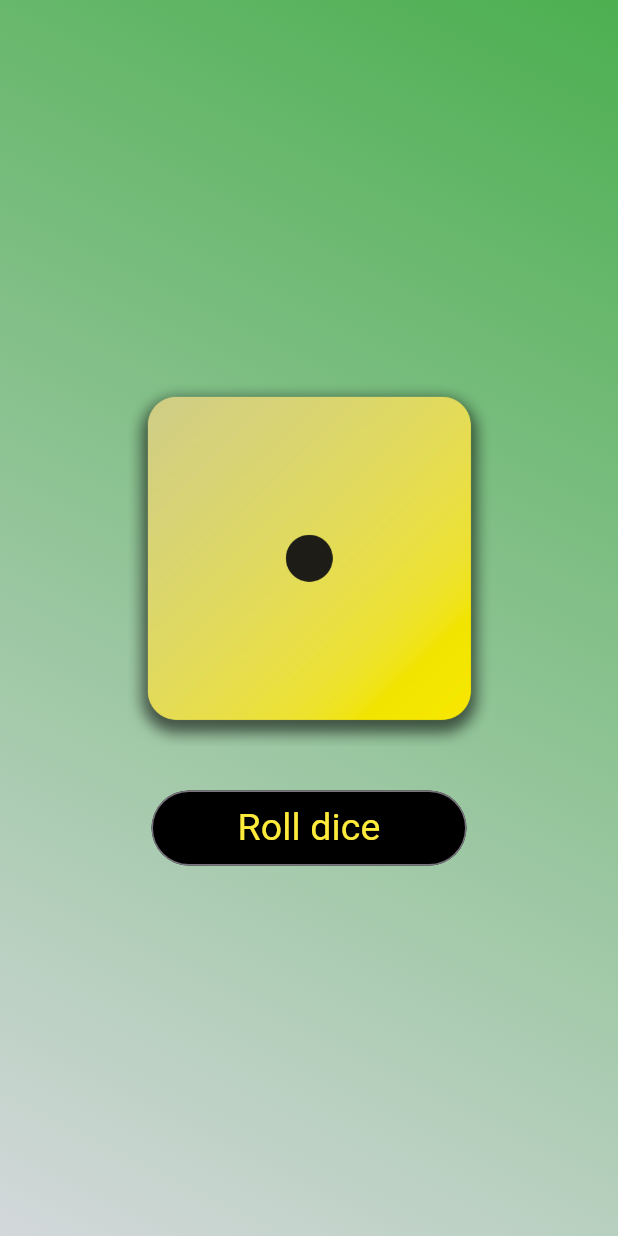
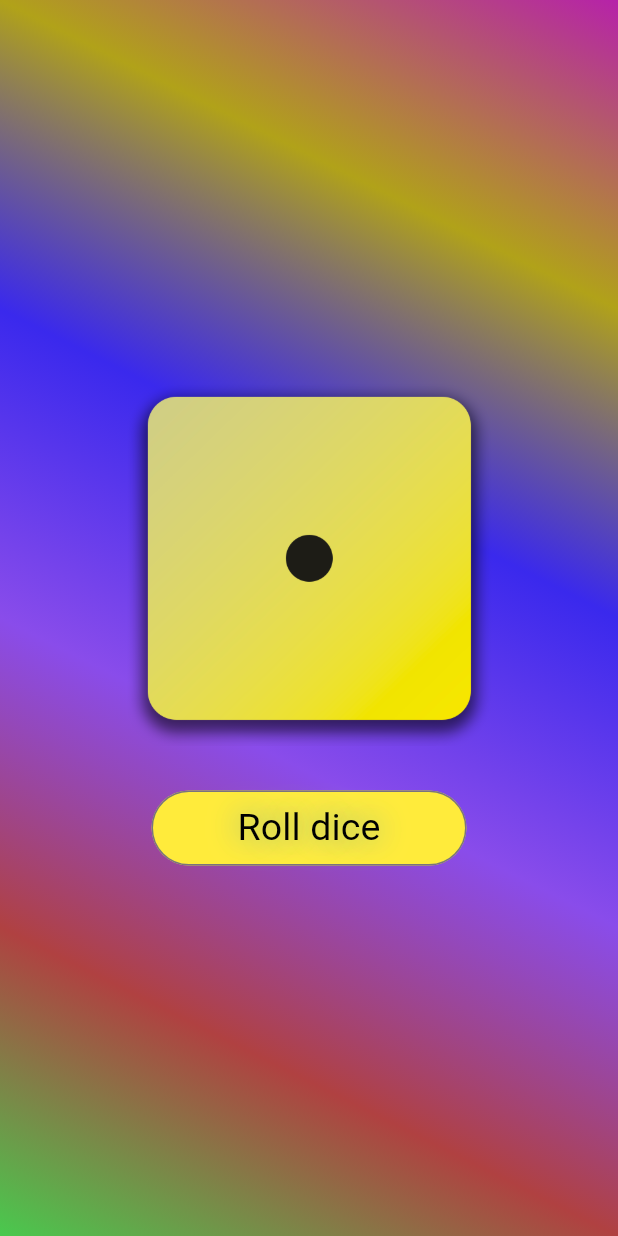
Before and after one commit to lukaszgrajczyk/rool_dice_app, a Flutter app: the screen it shows after launch, on a phone screen of 412 x 824 dp. Run offline on Flutter 3.47's test engine with Material 3 defaults, Android fonts, the light colour scheme and no system bars.

Commit message:
color button on tap change

```diff
--- a/lib/main_page.dart
+++ b/lib/main_page.dart
@@ -14,11 +14,13 @@ class MainPage extends StatefulWidget {
 
 class _MainPageState extends State<MainPage> {
   var activeImage = 1;
+  var buttonStyle = false;
 
   void rolldice() {
     setState(
       () {
-        activeImage = randomizer.nextInt(5) + 1;
+        activeImage = randomizer.nextInt(6) + 1;
+        buttonStyle = !buttonStyle;
       },
     );
   }
@@ -30,11 +32,22 @@ class _MainPageState extends State<MainPage> {
         child: Container(
           decoration: const BoxDecoration(
             gradient: LinearGradient(
-              begin: Alignment.bottomLeft,
-              end: Alignment.topRight,
+              begin: Alignment.topRight,
+              end: Alignment.bottomLeft,
+              //   0.01,
+              //   1.0,
+              //   0.00,
+              //   0.0,
+              //   0.01,
+              //   0.01,
+              // ],
               colors: [
-                Color.fromARGB(255, 211, 216, 219),
-                Colors.green,
+                Color.fromARGB(255, 182, 34, 169),
+                Color.fromARGB(255, 177, 162, 25),
+                Color.fromRGBO(26, 7, 234, 0.86),
+                Color.fromARGB(220, 119, 49, 231),
+                Color.fromARGB(255, 176, 65, 65),
+                Color.fromARGB(255, 73, 201, 78),
               ],
             ),
           ),
@@ -45,19 +58,23 @@ class _MainPageState extends State<MainPage> {
             mainAxisAlignment: MainAxisAlignment.center,
             children: [
               Image.asset(
-                  //assets/images/dice-6.png
-                  width: 250,
-                  'assets/images/dice-$activeImage.png'), //1,2,3,4
-              const SizedBox(height: 30),
+                width: 250,
+                'assets/images/dice-$activeImage.png',
+              ),
+              const SizedBox(
+                height: 30,
+              ),
               OutlinedButton(
                 style: OutlinedButton.styleFrom(
-                    fixedSize: const Size(210, 50),
-                    foregroundColor: Colors.yellow,
-                    backgroundColor: Colors.black),
+                  fixedSize: const Size(
+                    210,
+                    50,
+                  ),
+                  backgroundColor: buttonStyle ? Colors.black : Colors.yellow,
+                  foregroundColor: buttonStyle ? Colors.yellow : Colors.black,
+                ),
                 onPressed: rolldice,
                 child: const StyledText(),
-
-                //button class customization
               ),
             ],
           ),
--- a/lib/styled_text.dart
+++ b/lib/styled_text.dart
@@ -9,7 +9,14 @@ class StyledText extends StatelessWidget {
   Widget build(BuildContext context) {
     return const Text(
       'Roll dice',
-      style: TextStyle(fontSize: 25, fontWeight: FontWeight.normal),
+      style: TextStyle(
+        fontSize: 25,
+        fontWeight: FontWeight.normal,
+        shadows: <Shadow>[
+          Shadow(color: Color.fromARGB(255, 217, 217, 211), blurRadius: 25.0),
+          Shadow(color: Color.fromARGB(180, 95, 162, 13), blurRadius: 25.0),
+        ],
+      ),
     );
   }
 }
```
